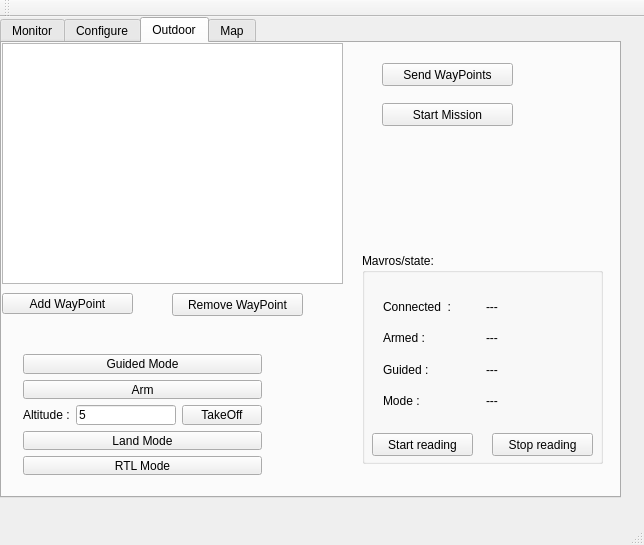
Before: the Qt Designer form mainwindow.ui in SajyBug/aurora_gui, drawn with Qt 5.
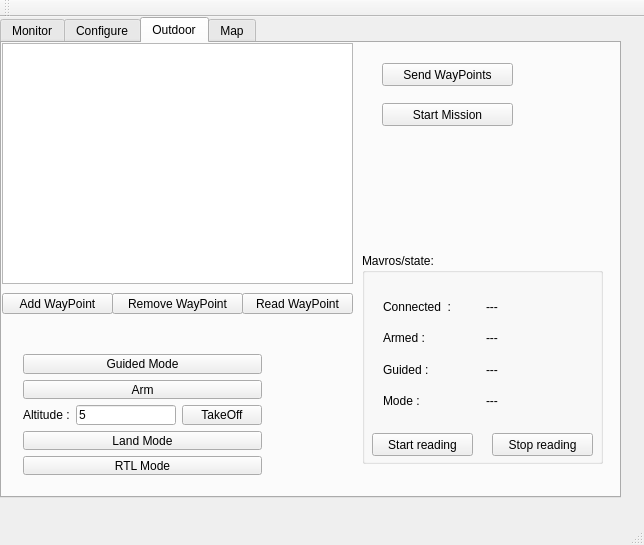
After: the same form once the commit is applied. The open tabs and pages were chosen to show the change.

Commit message: add read button

Diff of the .ui file:
```diff
--- a/mainwindow.ui
+++ b/mainwindow.ui
@@ -170,7 +170,7 @@
        <rect>
         <x>0</x>
         <y>0</y>
-        <width>341</width>
+        <width>351</width>
         <height>241</height>
        </rect>
       </property>
@@ -180,7 +180,7 @@
        <rect>
         <x>0</x>
         <y>250</y>
-        <width>131</width>
+        <width>111</width>
         <height>21</height>
        </rect>
       </property>
@@ -191,10 +191,10 @@
      <widget class="QPushButton" name="pushButton_remove_wayPoint">
       <property name="geometry">
        <rect>
-        <x>170</x>
+        <x>110</x>
         <y>250</y>
         <width>131</width>
-        <height>23</height>
+        <height>21</height>
        </rect>
       </property>
       <property name="text">
@@ -407,6 +407,19 @@
        <string>Start Mission</string>
       </property>
      </widget>
+     <widget class="QPushButton" name="pushButton_read_wayPoint">
+      <property name="geometry">
+       <rect>
+        <x>240</x>
+        <y>250</y>
+        <width>111</width>
+        <height>21</height>
+       </rect>
+      </property>
+      <property name="text">
+       <string>Read WayPoint</string>
+      </property>
+     </widget>
     </widget>
     <widget class="QWidget" name="map_tab">
      <attribute name="title">
```
The commit also changes 2 other files.
